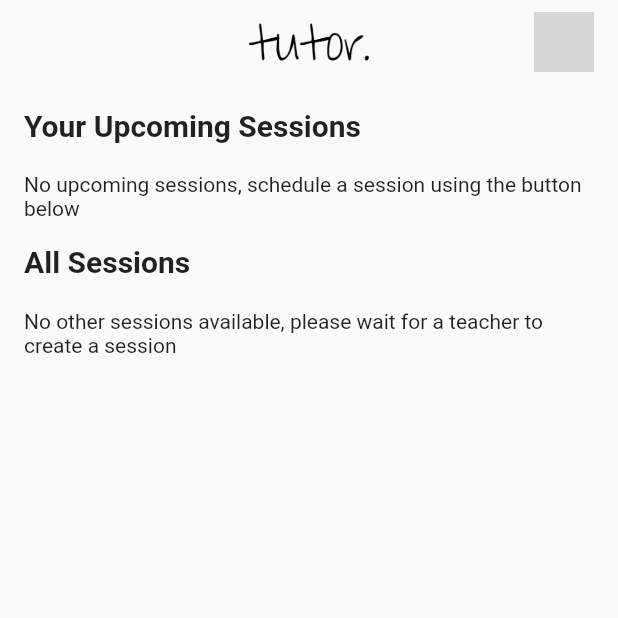
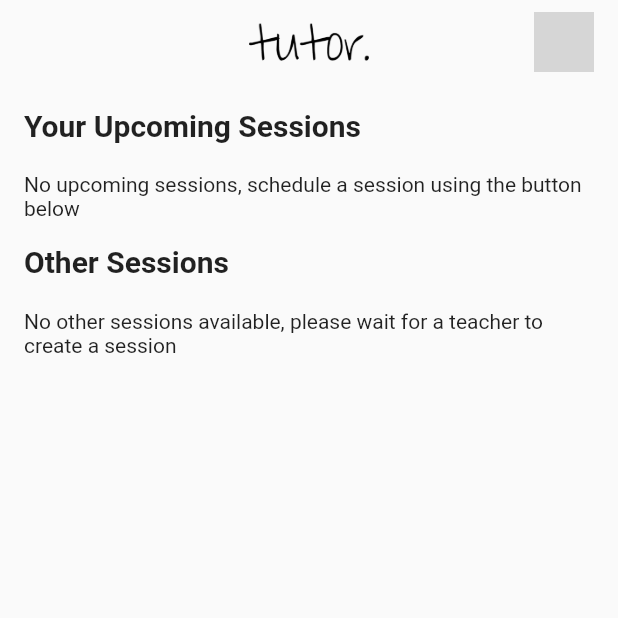
Before and after one commit to AgoraIO-Community/tutoring-reference-app, a Flutter app: the screen it shows once a user with an empty profile is signed in, on a phone screen of 412 x 824 dp, the top half of it. Run offline on Flutter 3.47's test engine with Material 2 defaults, Android fonts, the phone set to English and light mode, and no system bars; our stand-ins replace cloud_firestore, firebase_auth, firebase_core, firebase_storage, flutter_riverpod, image_picker; missing offline and left inert: agora_uikit, pay; accounts and stored records are empty; network calls fail; grey boxes are pictures that could not be loaded.

Commit message:
fix: changed to "other" session

```diff
--- a/lib/pages/home.dart
+++ b/lib/pages/home.dart
@@ -299,7 +299,7 @@ class Home extends ConsumerWidget {
                 const Padding(
                   padding: EdgeInsets.only(left: 16.0, top: 16),
                   child: Text(
-                    "All Sessions",
+                    "Other Sessions",
                     style: TextStyle(fontWeight: FontWeight.bold, fontSize: 20),
                   ),
                 ),
```
